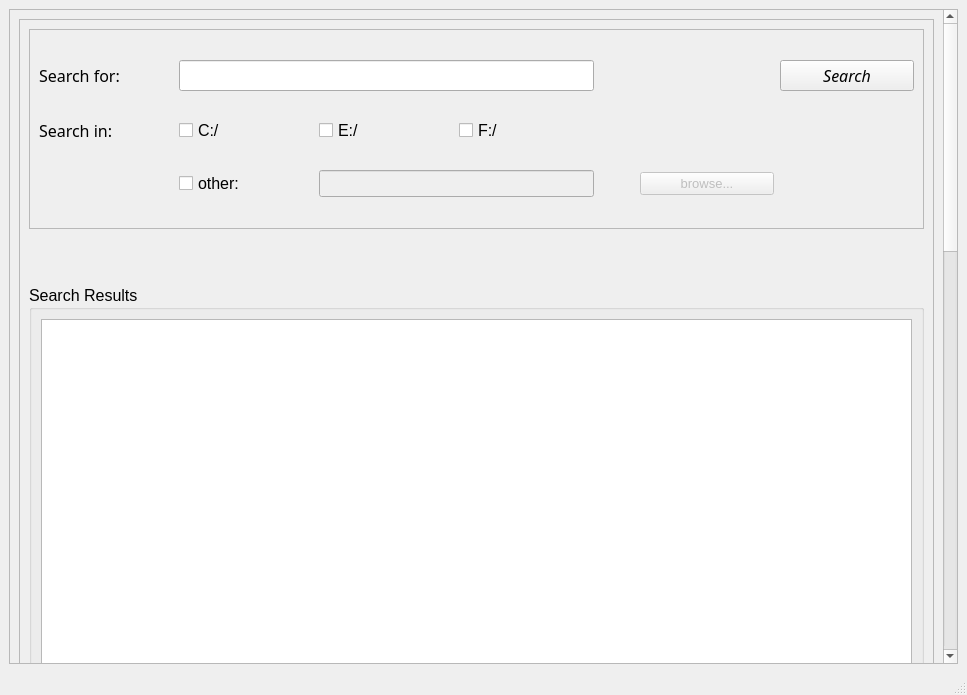
This is search.ui in Ahmad-Hamdy/Search-Engine as Qt 5 draws it before an edit. The edited form follows.
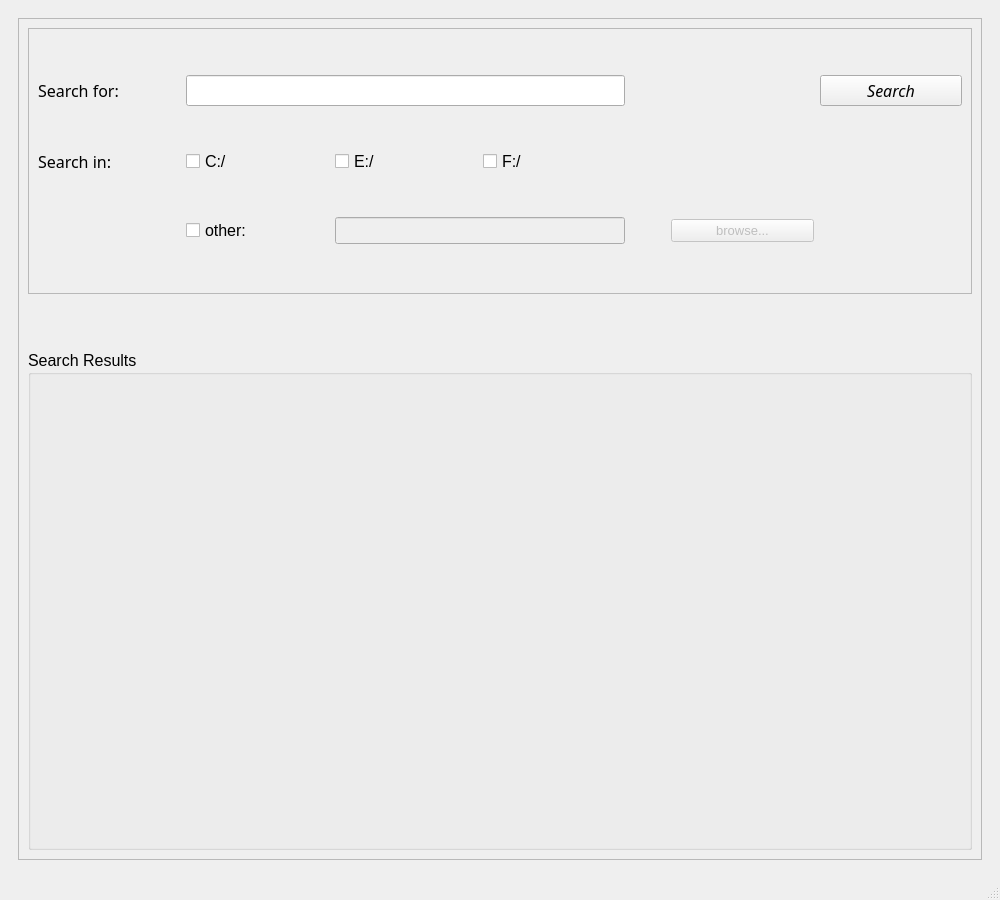
This is the edited form. Icons and pictures are not drawn.

Commit message: making results clickable

Patch:
```diff
--- a/search.ui
+++ b/search.ui
@@ -6,14 +6,14 @@
    <rect>
     <x>0</x>
     <y>0</y>
-    <width>967</width>
-    <height>695</height>
+    <width>1000</width>
+    <height>900</height>
    </rect>
   </property>
   <property name="minimumSize">
    <size>
     <width>800</width>
-    <height>0</height>
+    <height>900</height>
    </size>
   </property>
   <property name="windowTitle">
@@ -34,6 +34,15 @@
       <property name="styleSheet">
        <string notr="true"/>
       </property>
+      <property name="frameShape">
+       <enum>QFrame::NoFrame</enum>
+      </property>
+      <property name="frameShadow">
+       <enum>QFrame::Plain</enum>
+      </property>
+      <property name="lineWidth">
+       <number>0</number>
+      </property>
       <property name="widgetResizable">
        <bool>true</bool>
       </property>
@@ -42,8 +51,8 @@
         <rect>
          <x>0</x>
          <y>0</y>
-         <width>922</width>
-         <height>1810</height>
+         <width>978</width>
+         <height>853</height>
         </rect>
        </property>
        <layout class="QVBoxLayout" name="verticalLayout_2">
@@ -242,27 +251,12 @@
              <property name="minimumSize">
               <size>
                <width>0</width>
-               <height>1500</height>
+               <height>500</height>
               </size>
              </property>
              <property name="title">
               <string>Search Results</string>
              </property>
-             <layout class="QVBoxLayout" name="verticalLayout_4">
-              <item>
-               <widget class="QTextEdit" name="results_area">
-                <property name="cursor" stdset="0">
-                 <cursorShape>ArrowCursor</cursorShape>
-                </property>
-                <property name="frameShape">
-                 <enum>QFrame::StyledPanel</enum>
-                </property>
-                <property name="readOnly">
-                 <bool>true</bool>
-                </property>
-               </widget>
-              </item>
-             </layout>
             </widget>
            </item>
           </layout>
```
Left out of the diff: 16 changed lines with no effect on the pictures. The commit also changes 1 other file.
